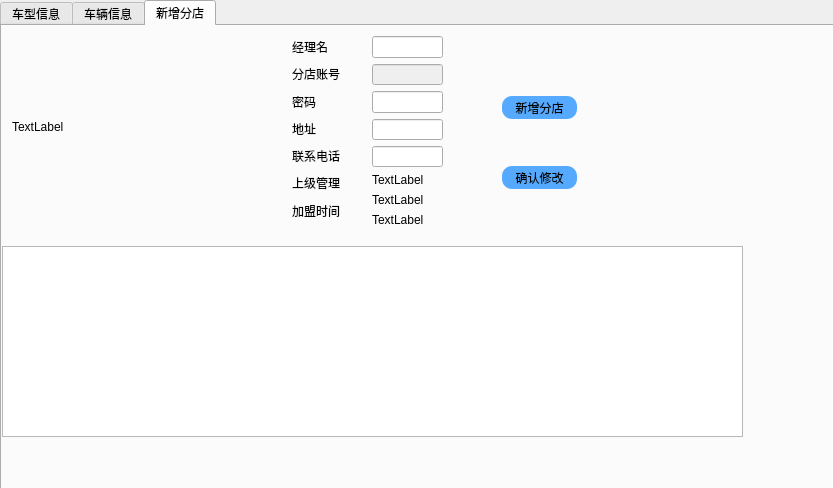
Before: the Qt Designer form admin.ui in TommyLee96/car-rent, drawn with Qt 5.
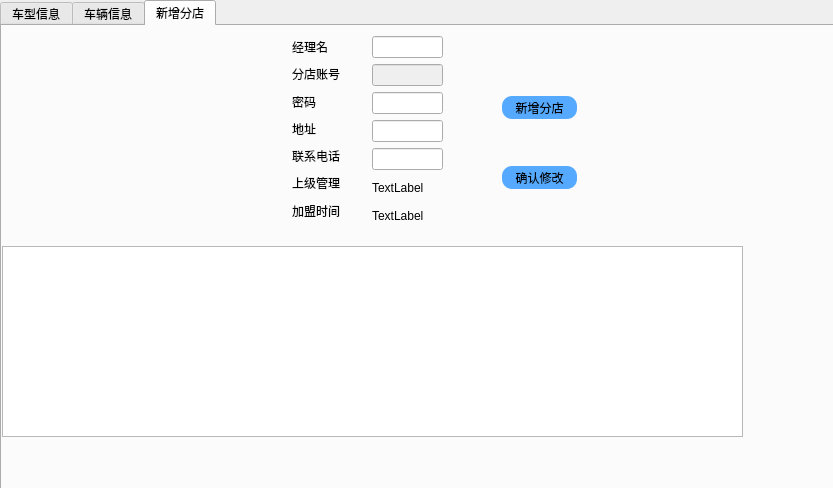
After: the same form once the commit is applied. The open tabs and pages were chosen to show the change. Icons and pictures are not drawn.

```diff
--- a/admin.ui
+++ b/admin.ui
@@ -886,13 +886,6 @@
         </property>
        </widget>
       </item>
-      <item>
-       <widget class="QLabel" name="label_40">
-        <property name="text">
-         <string>TextLabel</string>
-        </property>
-       </widget>
-      </item>
      </layout>
     </widget>
     <widget class="QLabel" name="label_41">
@@ -908,7 +901,20 @@
       <string notr="true">image: url(:/4.jpg);</string>
      </property>
      <property name="text">
-      <string>TextLabel</string>
+      <string/>
+     </property>
+    </widget>
+    <widget class="QLabel" name="label_40">
+     <property name="geometry">
+      <rect>
+       <x>470</x>
+       <y>20</y>
+       <width>69</width>
+       <height>16</height>
+      </rect>
+     </property>
+     <property name="text">
+      <string/>
      </property>
     </widget>
    </widget>
```
Left out of the diff: 54 changed lines with no effect on the pictures.
